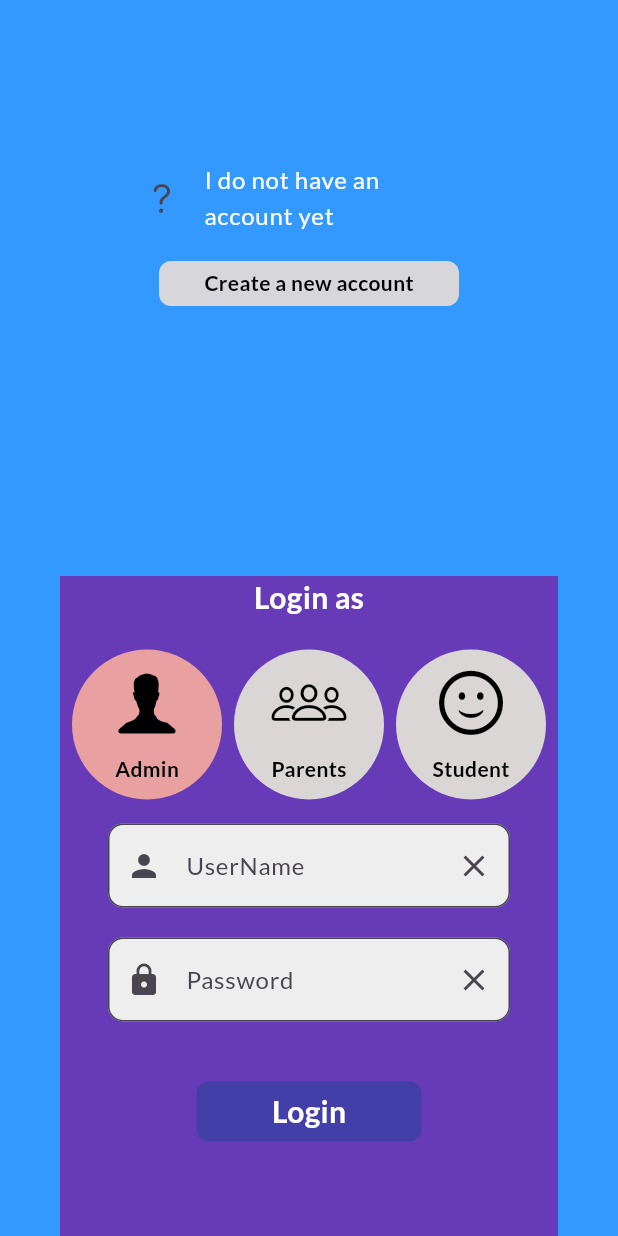
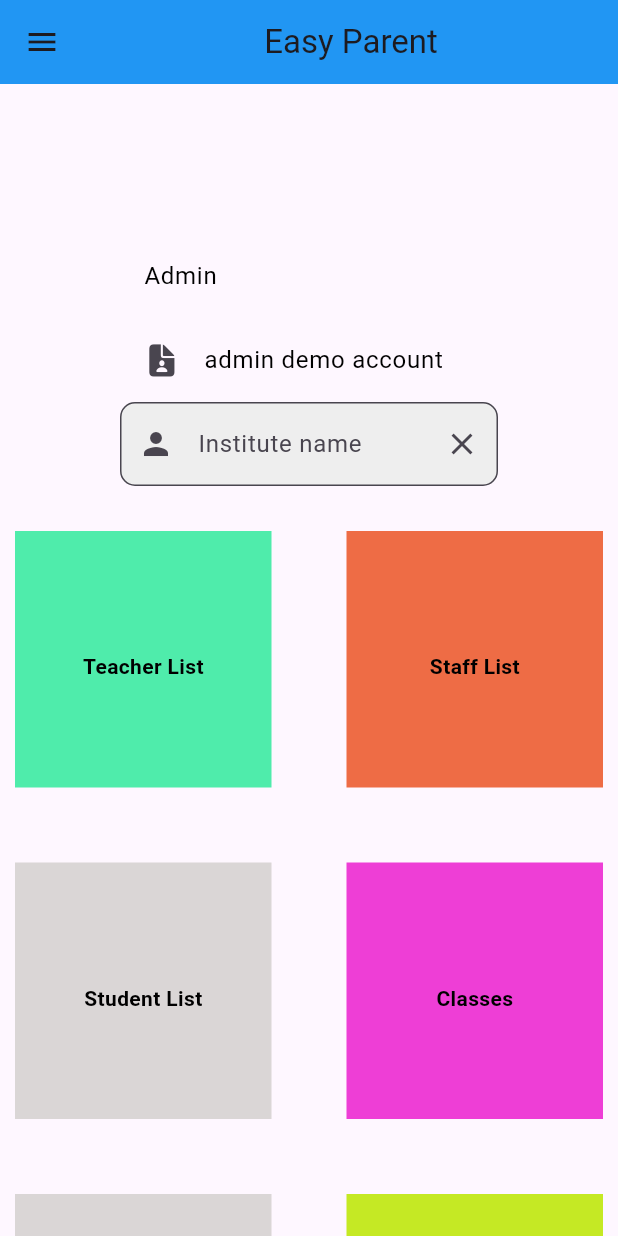
Before and after one commit to anjonmir/Easy_parents, a Flutter app: the screen it shows after launch, after a tap on "Admin", on a phone screen of 412 x 824 dp. Run offline on Flutter 3.47's test engine with Material 3 defaults, Android fonts, the phone set to English and light mode, and no system bars; our stand-ins replace google_fonts.

Commit message:
week11 is compleated

```diff
--- a/lib/main.dart
+++ b/lib/main.dart
@@ -5,11 +5,13 @@ import 'package:easy_parents/pages/login_admin.dart';
 import 'package:easy_parents/pages/login_page.dart';
 import 'package:easy_parents/pages/login_parent.dart';
 import 'package:easy_parents/pages/login_student.dart';
+import 'package:easy_parents/pages/parent_home.dart';
 import 'package:easy_parents/pages/register.dart';
 import 'package:easy_parents/pages/splashscreen.dart';
 import 'package:easy_parents/utils/routes.dart';
 import 'package:flutter/material.dart';
 import 'package:google_fonts/google_fonts.dart';
+
 
 void main() {
   runApp(const MyApp());
@@ -40,6 +42,7 @@ class MyApp extends StatelessWidget {
         MyRoutes.loginParent: (context) => LoginParent(),
         MyRoutes.loginStudent: (context) => LoginStudent(),
         MyRoutes.registerRoute: (context) => Register(),
+        MyRoutes.parentHome: (context) => ParentHome(),
 
 
 
--- a/lib/pages/home_page.dart
+++ b/lib/pages/home_page.dart
@@ -2,6 +2,7 @@ import 'package:easy_parents/widgets/drawer.dart';
 import 'package:flutter/cupertino.dart';
 import 'package:flutter/material.dart';
 import 'package:url_launcher/url_launcher.dart';
+import 'package:http/http.dart' as http;
 
 class HomePage extends StatelessWidget {
   @override
@@ -22,10 +23,14 @@ class HomePage extends StatelessWidget {
                   InkWell(
                     onTap: () async {
                       const url = 'https://vu.edu.bd/';
+                      try {
                         if (await canLaunch(url)) {
                           await launch(url);
                         } else {
                           throw 'Could not launch $url';
+                        }
+                      } catch (e) {
+                        print('Error launching URL: $e');
                       }
                     },
                     child: Container(
@@ -62,11 +67,16 @@ class HomePage extends StatelessWidget {
                     onTap: () async {
                       const url =
                           'https://en.wikipedia.org/wiki/Rajshahi_Collegiate_School';
+                     try {
                         if (await canLaunch(url)) {
                           await launch(url);
                         } else {
                           throw 'Could not launch $url';
                         }
+                      } catch (e) {
+                        print('Error launching URL: $e');
+                      }
+
                     },
                     child: Container(
                       width: 150,
@@ -108,10 +118,14 @@ class HomePage extends StatelessWidget {
                     onTap: () async {
                       const url =
                           'https://www.sohopathi.com/shimul-memorial-north-south-school/';
+                      try {
                         if (await canLaunch(url)) {
                           await launch(url);
                         } else {
                           throw 'Could not launch $url';
+                        }
+                      } catch (e) {
+                        print('Error launching URL: $e');
                       }
                     },
                     child: Container(
--- a/lib/pages/login_page.dart
+++ b/lib/pages/login_page.dart
@@ -95,7 +95,7 @@ class _LoginPageState extends State<LoginPage> {
                         children: [
                           InkWell(
                             onTap: () {
-                              Navigator.pushNamed(context, MyRoutes.loginAdmin);
+                              Navigator.pushNamed(context, MyRoutes.parentHome);
                             },
                             child: Container(
                               width: 100,
--- /dev/null
+++ b/lib/pages/parent_home.dart
@@ -0,0 +1,163 @@
+import 'package:easy_parents/widgets/drawer.dart';
+import 'package:flutter/cupertino.dart';
+import 'package:flutter/material.dart';
+import 'package:url_launcher/url_launcher.dart';
+// ignore: unused_import
+import 'package:http/http.dart' as http;
+
+class ParentHome extends StatelessWidget {
+  final _formKey = GlobalKey<FormState>();
+
+  @override
+  Widget build(BuildContext context) {
+    return MaterialApp(
+      home: Scaffold(
+        appBar: AppBar(
+          title: Center(child: Text('Easy Parent')),
+          backgroundColor: Colors.blue,
+        ),
+        body: SingleChildScrollView(
+          child: Column(
+            children: [
+              SizedBox(height: 20),
+              Padding(
+                padding: const EdgeInsets.fromLTRB(80, 80, 80, 0.0),
+                child: Center(
+                  child: Form(
+                    key: _formKey,
+                    child: Column(
+                      children: [
+                        ListTile(
+                          title: Text(
+                            "Admin",
+                            textScaleFactor: 1.0,
+                            style: TextStyle(
+                              color: Colors.black,
+                            ),
+                          ),
+                        ),
+                        ListTile(
+                          title: Text(
+                            "admin demo account",
+                            textScaleFactor: 1.0,
+                            style: TextStyle(
+                              color: Colors.black,
+                            ),
+                          ),
+                          leading: Icon(CupertinoIcons.doc_person_fill),
+                        ),
+                        TextFormField(
+                          decoration: InputDecoration(
+                            labelText: "Institute name",
+                            border: OutlineInputBorder(
+                              borderSide: BorderSide(color: Colors.black),
+                              borderRadius: BorderRadius.circular(10),
+                            ),
+                            prefixIcon: Icon(Icons.person),
+                            suffixIcon: Icon(Icons.clear),
+                            filled: true,
+                            fillColor: Colors.grey[200],
+                          ),
+                          validator: (value) {
+                            if (value!.isEmpty) {
+                              return "User name cannot be empty";
+                            } else {
+                              return null;
+                            }
+                          },
+                        ),
+                      ],
+                    ),
+                  ),
+                ),
+              ),
+              SizedBox(height: 20),
+              GridView.count(
+                shrinkWrap: true,
+                crossAxisCount: 2, // Number of columns
+                crossAxisSpacing: 50.0, // Spacing between columns
+                mainAxisSpacing: 50.0, // Spacing between rows
+                padding: EdgeInsets.all(10.0),
+                children: [
+                  _buildGridItem("Teacher List", 'https://vu.edu.bd/', Color.fromARGB(255, 79, 236, 171), 200, 50),
+                  _buildGridItem("Staff List", 'https://vu.edu.bd/', Color.fromARGB(255, 238, 108, 69), 200, 50),
+                  _buildGridItem("Student List", 'https://vu.edu.bd/', Color.fromARGB(255, 218, 214, 214), 200, 50),
+                  _buildGridItem("Classes", 'https://vu.edu.bd/', Color.fromARGB(255, 238, 62, 214), 200, 50),
+                  _buildGridItem("Marks Entry", 'https://vu.edu.bd/', Color.fromARGB(255, 218, 214, 214), 200, 50),
+                  _buildGridItem("Expense Tracker", 'https://vu.edu.bd/', Color.fromARGB(255, 197, 233, 36), 200, 50),
+                ],
+              ),
+              SizedBox(height: 20),
+              InkWell(
+                onTap: () {
+                  if (_formKey.currentState!.validate()) {
+                    // Form is valid, proceed with the desired action
+                  }
+                },
+                child: Container(
+                  width: 200,
+                  height: 30,
+                  decoration: BoxDecoration(
+                    color: Colors.blue.withOpacity(0.3),
+                    borderRadius: BorderRadius.circular(8),
+                  ),
+                  child: Center(
+                    child: Text(
+                      "Save",
+                      style: TextStyle(
+                        color: Colors.black,
+                        fontWeight: FontWeight.bold,
+                      ),
+                    ),
+                  ),
+                ),
+              ),
+            ],
+          ),
+        ),
+        drawer: MyDrawer(),
+      ),
+    );
+  }
+
+  Widget _buildGridItem(String title, String url, Color color, double width, double height) {
+    return InkWell(
+      onTap: () async {
+        final uri = Uri.parse(url);
+        try {
+          if (await canLaunch(uri.toString())) {
+            await launch(uri.toString());
+          } else {
+            throw 'Could not launch $url';
+          }
+        } catch (e) {
+          print('Error launching URL: $e');
+        }
+      },
+      child: Container(
+        width: width,
+        height: height,
+        alignment: Alignment.bottomCenter,
+        decoration: BoxDecoration(
+          color: color,
+          shape: BoxShape.rectangle,
+        ),
+        child: Center(
+          child: Column(
+            mainAxisAlignment: MainAxisAlignment.center,
+            children: [
+              SizedBox(height: 10),
+              Text(
+                title,
+                style: TextStyle(
+                  color: Colors.black,
+                  fontWeight: FontWeight.bold,
+                ),
+              ),
+            ],
+          ),
+        ),
+      ),
+    );
+  }
+}
--- a/lib/utils/routes.dart
+++ b/lib/utils/routes.dart
@@ -7,4 +7,6 @@ class MyRoutes{
   static String loginParent = "/parent";
   static String loginStudent = "/student";
   static String registerRoute = "/register";
+  static String parentHome = "/parentshome";
+
 }
```
Also changed, not shown: pubspec.yaml (+3 -69 lines), pubspec.lock, 2 other files. Lines whose indentation alone changed are shown as unchanged.
